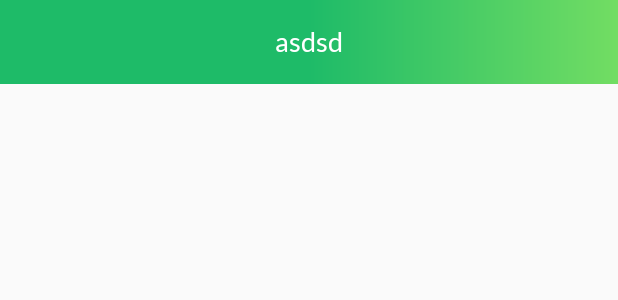
After one commit to Imbaji17/PetsKotlin, an Android app: the layout activity_find_hostel.xml on its own in the app's theme, with its tools: preview values and no code run, on a phone screen of 412 x 824 dp. The commit adds this screen. Shown: the top 300 px of the screen. Run offline under Robolectric (Android 15) with nearby library versions, the light colour scheme and no system bars; Roboto replaces fonts that are not available here.

Commit message:
added toolbar

```diff
--- a/app/src/main/AndroidManifest.xml
+++ b/app/src/main/AndroidManifest.xml
@@ -38,6 +38,10 @@
             android:name=".initialsetup.LoginActivity"
             android:label="@string/title_activity_login"
             android:theme="@style/AppTheme.NoActionBar" />
+        <activity
+            android:name=".activities.FindHostelActivity"
+            android:label="@string/title_activity_login"
+            android:theme="@style/AppTheme.NoActionBar"></activity>
     </application>
 
 </manifest>
--- /dev/null
+++ b/app/src/main/java/com/pets/app/activities/FindHostelActivity.kt
@@ -0,0 +1,13 @@
+package com.pets.app.activities
+
+import android.support.v7.app.AppCompatActivity
+import android.os.Bundle
+import com.pets.app.R
+
+class FindHostelActivity : AppCompatActivity() {
+
+    override fun onCreate(savedInstanceState: Bundle?) {
+        super.onCreate(savedInstanceState)
+        setContentView(R.layout.activity_find_hostel)
+    }
+}
--- a/app/src/main/java/com/pets/app/initialsetup/SplashScreenActivity.kt
+++ b/app/src/main/java/com/pets/app/initialsetup/SplashScreenActivity.kt
@@ -4,6 +4,7 @@ import android.content.Intent
 import android.os.Bundle
 import android.os.Handler
 import com.pets.app.R
+import com.pets.app.activities.FindHostelActivity
 
 class SplashScreenActivity : BaseActivity() {
 
@@ -23,7 +24,9 @@ class SplashScreenActivity : BaseActivity() {
         mHandler = Handler()
         mHandler!!.postDelayed(Runnable {
 
-            val mIntent = Intent(this, LoginActivity::class.java);
+            //            val mIntent = Intent(this, LoginActivity::class.java);
+            val mIntent = Intent(this, FindHostelActivity::class.java);
+
             startActivity(mIntent)
             this.finish();
         }, DELAY)
--- /dev/null
+++ b/app/src/main/res/drawable/app_gradient.xml
@@ -0,0 +1,10 @@
+<?xml version="1.0" encoding="utf-8"?>
+<shape xmlns:android="http://schemas.android.com/apk/res/android"
+    android:shape="rectangle">
+    <gradient
+        android:angle="0"
+        android:centerColor="@color/start_color"
+        android:endColor="@color/end_color"
+        android:startColor="@color/start_color" />
+    <corners android:radius="0dp" />
+</shape>
--- /dev/null
+++ b/app/src/main/res/layout/activity_find_hostel.xml
@@ -0,0 +1,12 @@
+<?xml version="1.0" encoding="utf-8"?>
+<LinearLayout xmlns:android="http://schemas.android.com/apk/res/android"
+    xmlns:app="http://schemas.android.com/apk/res-auto"
+    xmlns:tools="http://schemas.android.com/tools"
+    android:layout_width="match_parent"
+    android:layout_height="match_parent"
+    android:orientation="vertical"
+    tools:context="com.pets.app.activities.FindHostelActivity">
+
+    <include layout="@layout/toolbar" />
+
+</LinearLayout>
--- a/app/src/main/res/layout/app_toolbar.xml
+++ b/app/src/main/res/layout/app_toolbar.xml
@@ -9,6 +9,7 @@
     android:minHeight="?attr/actionBarSize"
     app:theme="@style/ThemeOverlay.AppCompat.Dark.ActionBar">
 
+
     <com.pets.app.widgets.TextViewPlus
         android:id="@+id/toolbar_title"
         android:layout_width="wrap_content"
@@ -16,6 +17,6 @@
         android:layout_gravity="center"
         android:textColor="@color/colorAccent"
         android:textSize="@dimen/text_size_16"
-        app:fontStyle="bold"/>
+        app:fontStyle="bold" />
 
 </android.support.v7.widget.Toolbar>
--- /dev/null
+++ b/app/src/main/res/layout/toolbar.xml
@@ -0,0 +1,34 @@
+<?xml version="1.0" encoding="utf-8"?>
+<android.support.v7.widget.Toolbar xmlns:android="http://schemas.android.com/apk/res/android"
+    xmlns:app="http://schemas.android.com/apk/res-auto"
+    android:id="@+id/toolbar"
+    style="@style/ToolbarStyle"
+    android:layout_width="match_parent"
+    android:layout_height="wrap_content"
+    android:background="@drawable/app_gradient"
+    android:minHeight="?attr/actionBarSize"
+    app:theme="@style/ThemeOverlay.AppCompat.Dark.ActionBar">
+
+    <RelativeLayout
+        android:layout_width="match_parent"
+        android:layout_height="match_parent"
+        android:background="@drawable/app_gradient"
+        android:gravity="center">
+
+        <TextView
+            android:id="@+id/tvToolbar"
+            style="@style/TextViewStyle"
+            android:gravity="center"
+            android:text="asdsd"
+            android:textColor="@color/white"
+            android:textSize="@dimen/text_size_18" />
+
+        <ImageView
+            android:id="@+id/ivToolbar"
+            android:layout_width="wrap_content"
+            android:layout_height="wrap_content"
+            android:src="@drawable/add_pet"
+            android:visibility="gone" />
+
+    </RelativeLayout>
+</android.support.v7.widget.Toolbar>
--- a/app/src/main/res/values/colors.xml
+++ b/app/src/main/res/values/colors.xml
@@ -15,4 +15,9 @@
     <color name="blue_linked_in">#0177B5</color>
     <color name="green">#17AF26</color>
     <color name="orange">#EF9B0F</color>
+
+    <color name="start_color">#1EBB68</color>
+    <color name="centre_color">#44C566</color>
+    <color name="end_color">#72dd63</color>
+
 </resources>
```
Lines whose indentation alone changed are shown as unchanged.
